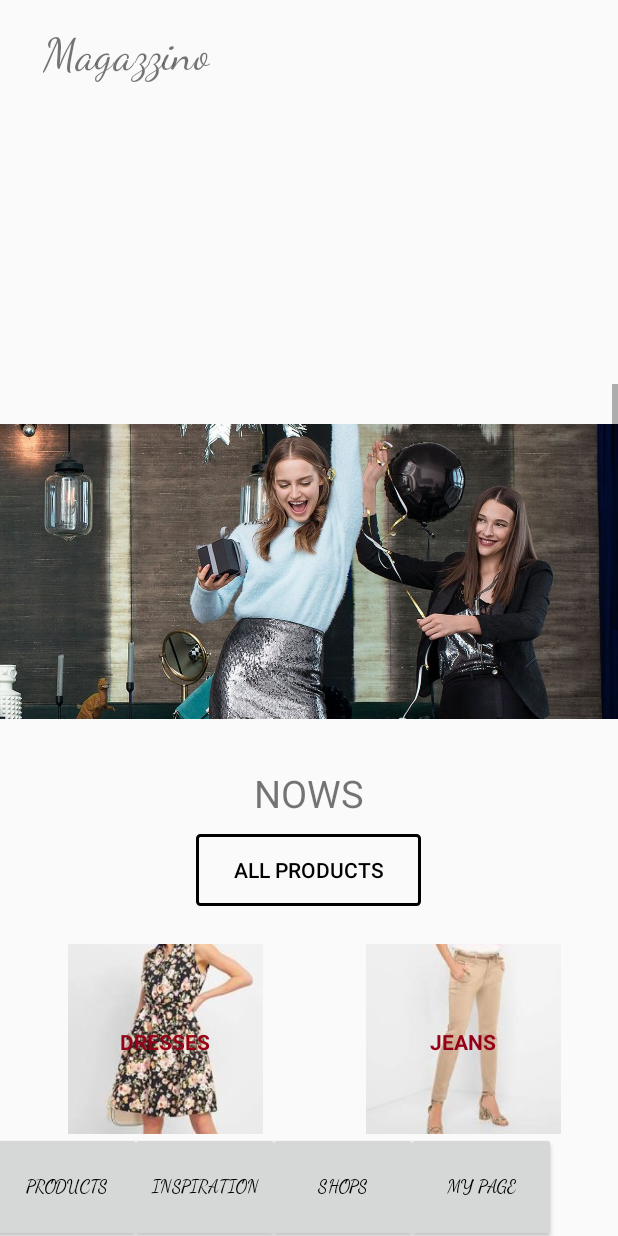
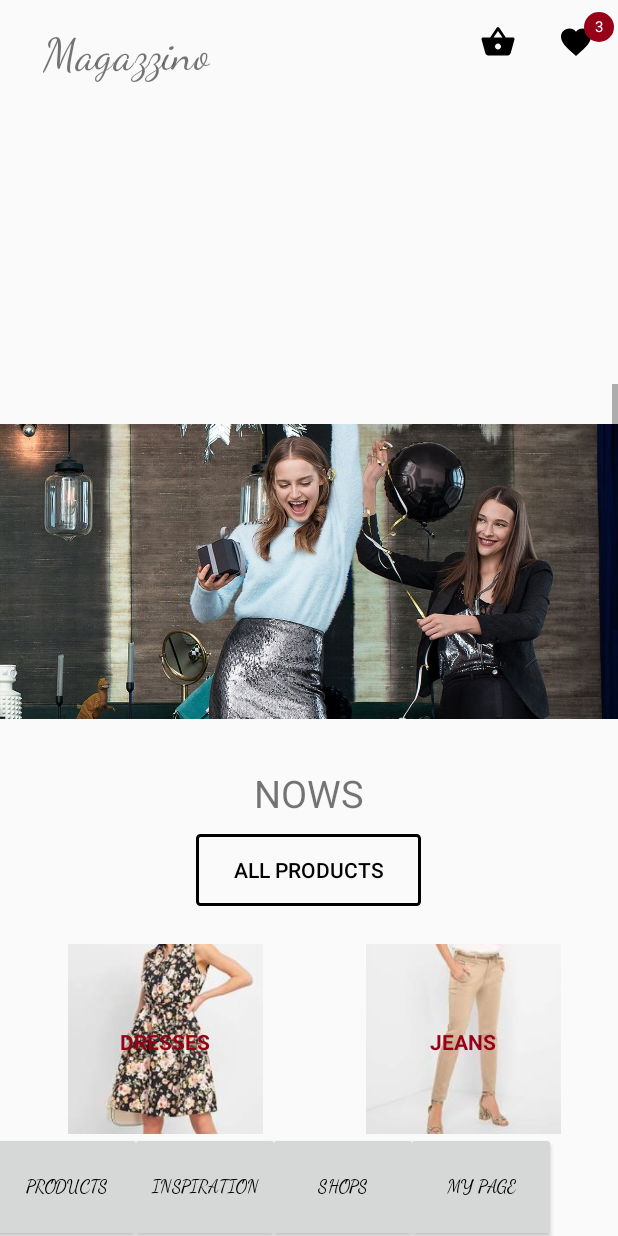
Before and after one commit to stefaniafiriza/Clothes-Ordering-Application, an Android app: the HomeActivity screen opened directly, with no data from a screen before it, on a phone screen of 412 x 824 dp. Run offline under Robolectric (Android 15) with nearby library versions, the phone set to English and light mode, and no system bars.

Commit message:
Create shop bascket and favorite items COA-60

```diff
--- a/app/src/main/java/com/example/clothesorderingapplication/HomeActivity.java
+++ b/app/src/main/java/com/example/clothesorderingapplication/HomeActivity.java
@@ -3,12 +3,50 @@ package com.example.clothesorderingapplication;
 import androidx.appcompat.app.AppCompatActivity;
 
 import android.os.Bundle;
+import android.view.Menu;
+import android.view.MenuItem;
+import android.view.View;
+import android.widget.TextView;
 
 public class HomeActivity extends AppCompatActivity {
+
+    protected MenuItem menuItem_basket, menuItem_favorite;
+    protected TextView badgeCounter;
+    protected int basketItems = 0;
+    protected int favoriteItems = 3;
 
     @Override
     protected void onCreate(Bundle savedInstanceState) {
         super.onCreate(savedInstanceState);
         setContentView(R.layout.activity_home);
     }
+
+    @Override
+    public boolean onCreateOptionsMenu(Menu menu) {
+
+        getMenuInflater().inflate(R.menu.basket_menu, menu);
+
+        menuItem_basket = menu.findItem(R.id.notification);
+        menuItem_favorite = menu.findItem(R.id.favorite);
+
+        if (basketItems == 0) {
+            menuItem_basket.setActionView(null);
+        } else {
+            menuItem_basket.setActionView(R.layout.notification_badge);
+            View view = menuItem_basket.getActionView();
+            badgeCounter = view.findViewById(R.id.badge_counter);
+            badgeCounter.setText(String.valueOf(basketItems));
+        }
+
+        if (favoriteItems == 0) {
+            menuItem_favorite.setActionView(null);
+        } else {
+            menuItem_favorite.setActionView(R.layout.notification_favorite);
+            View view = menuItem_favorite.getActionView();
+            badgeCounter = view.findViewById(R.id.badge_counter);
+            badgeCounter.setText(String.valueOf(favoriteItems));
+        }
+
+        return super.onCreateOptionsMenu(menu);
+    }
 }
--- /dev/null
+++ b/app/src/main/res/drawable/badge.xml
@@ -0,0 +1,5 @@
+<?xml version="1.0" encoding="utf-8"?>
+<shape xmlns:android="http://schemas.android.com/apk/res/android"
+    android:shape="oval">
+    <solid android:color="#960018" />
+</shape>
--- /dev/null
+++ b/app/src/main/res/drawable/ic_favorite_black.xml
@@ -0,0 +1,9 @@
+<vector xmlns:android="http://schemas.android.com/apk/res/android"
+        android:width="24dp"
+        android:height="24dp"
+        android:viewportWidth="24.0"
+        android:viewportHeight="24.0">
+    <path
+        android:fillColor="#FF000000"
+        android:pathData="M12,21.35l-1.45,-1.32C5.4,15.36 2,12.28 2,8.5 2,5.42 4.42,3 7.5,3c1.74,0 3.41,0.81 4.5,2.09C13.09,3.81 14.76,3 16.5,3 19.58,3 22,5.42 22,8.5c0,3.78 -3.4,6.86 -8.55,11.54L12,21.35z"/>
+</vector>
--- /dev/null
+++ b/app/src/main/res/drawable/ic_shopping_basket.xml
@@ -0,0 +1,9 @@
+<vector xmlns:android="http://schemas.android.com/apk/res/android"
+        android:width="24dp"
+        android:height="24dp"
+        android:viewportWidth="24.0"
+        android:viewportHeight="24.0">
+    <path
+        android:fillColor="#FF000000"
+        android:pathData="M17.21,9l-4.38,-6.56c-0.19,-0.28 -0.51,-0.42 -0.83,-0.42 -0.32,0 -0.64,0.14 -0.83,0.43L6.79,9L2,9c-0.55,0 -1,0.45 -1,1 0,0.09 0.01,0.18 0.04,0.27l2.54,9.27c0.23,0.84 1,1.46 1.92,1.46h13c0.92,0 1.69,-0.62 1.93,-1.46l2.54,-9.27L23,10c0,-0.55 -0.45,-1 -1,-1h-4.79zM9,9l3,-4.4L15,9L9,9zM12,17c-1.1,0 -2,-0.9 -2,-2s0.9,-2 2,-2 2,0.9 2,2 -0.9,2 -2,2z"/>
+</vector>
--- /dev/null
+++ b/app/src/main/res/layout/notification_badge.xml
@@ -0,0 +1,25 @@
+<?xml version="1.0" encoding="utf-8"?>
+<FrameLayout xmlns:android="http://schemas.android.com/apk/res/android"
+    android:orientation="vertical" android:layout_width="?attr/actionBarSize"
+    android:layout_height="?attr/actionBarSize">
+
+    <ImageView
+        android:layout_width="@dimen/basket_icon_size"
+        android:layout_height="@dimen/basket_icon_size"
+        android:src="@drawable/ic_shopping_basket"
+        android:layout_gravity="center"/>
+
+    <TextView
+        android:id="@+id/badge_counter"
+        android:layout_width="@dimen/badge_size"
+        android:layout_height="@dimen/badge_size"
+        android:background="@drawable/badge"
+        android:text="12"
+        android:textSize="10sp"
+        android:textColor="#F0FFFF"
+        android:layout_gravity="center"
+        android:gravity="center"
+        android:textAlignment="center"
+        android:layout_marginStart="15dp"
+        android:layout_marginBottom="10dp"/>
+</FrameLayout>
--- /dev/null
+++ b/app/src/main/res/layout/notification_favorite.xml
@@ -0,0 +1,26 @@
+<?xml version="1.0" encoding="utf-8"?>
+<FrameLayout xmlns:android="http://schemas.android.com/apk/res/android"
+    android:orientation="vertical" android:layout_width="?attr/actionBarSize"
+    android:layout_height="?attr/actionBarSize">
+
+    <ImageView
+    android:layout_width="@dimen/basket_icon_size"
+    android:layout_height="@dimen/basket_icon_size"
+    android:src="@drawable/ic_favorite_black"
+    android:layout_gravity="center"/>
+
+    <TextView
+        android:id="@+id/badge_counter"
+        android:layout_width="@dimen/badge_size"
+        android:layout_height="@dimen/badge_size"
+        android:background="@drawable/badge"
+        android:text="12"
+        android:textSize="10sp"
+        android:textColor="#F0FFFF"
+        android:layout_gravity="center"
+        android:gravity="center"
+        android:textAlignment="center"
+        android:layout_marginStart="15dp"
+        android:layout_marginBottom="10dp"/>
+
+</FrameLayout>
--- /dev/null
+++ b/app/src/main/res/menu/basket_menu.xml
@@ -0,0 +1,17 @@
+<?xml version="1.0" encoding="utf-8"?>
+<menu xmlns:android="http://schemas.android.com/apk/res/android"
+    xmlns:app="http://schemas.android.com/apk/res-auto">
+    <item
+        android:id="@+id/notification"
+        android:icon="@drawable/ic_shopping_basket"
+        android:title="@string/basket"
+        app:showAsAction="ifRoom"
+        android:actionLayout="@layout/notification_badge"/>
+
+    <item
+        android:id="@+id/favorite"
+        android:icon="@drawable/ic_favorite_black"
+        android:title="@string/favorite"
+        app:showAsAction="always"
+        android:actionLayout="@layout/notification_favorite"/>
+</menu>
```
